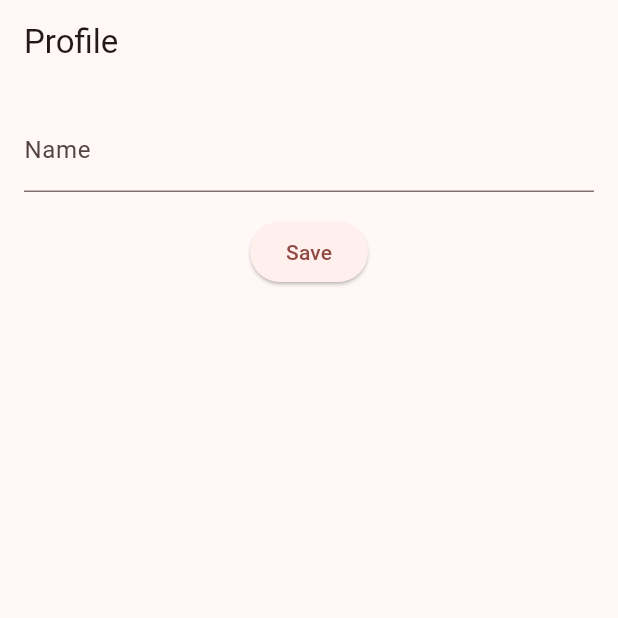
After one commit to Pythoenixx/alarm_walker, a Flutter app: the ProfileScreen screen opened by its route, after a tap on "Save", on a phone screen of 412 x 824 dp, the top half of it. The commit adds this screen. Run offline on Flutter 3.47's test engine with Material 3 defaults, Android fonts, the phone set to English and light mode, and no system bars; our stand-ins replace device_preview_plus, file_picker, firebase_auth, firebase_core, flutter_bloc, go_router and 5 more; missing offline and left inert: alarm, disable_battery_optimization, flutter_inset_box_shadow_update; accounts and stored records are empty; generated files the repository leaves out were written again.

Commit message:
adding user profile screen

```diff
--- a/lib/app_router.dart
+++ b/lib/app_router.dart
@@ -10,6 +10,7 @@ import 'package:alarm_walker/screens/database_screen.dart';
 import 'package:alarm_walker/screens/home.dart';
 import 'package:alarm_walker/screens/login_screen.dart';
 import 'package:alarm_walker/screens/math_alarm_screen.dart';
+import 'package:alarm_walker/screens/profile_screen.dart';
 import 'package:alarm_walker/screens/retype_alarm_screen.dart';
 import 'package:alarm_walker/screens/settings_screen.dart';
 import 'package:alarm_walker/screens/shake_alarm_screen.dart';
@@ -26,6 +27,7 @@ enum AppRoute {
   authenticate,
   home,
   addAlarm,
+  manageProfile,
   settings,
   alarmRinging,
   mathAlarm,
@@ -95,6 +97,11 @@ GoRouter createRouterWithStream(AlarmRepository repo) {
           final alarmModel = state.extra as AlarmModel?;
           return AddAlarmScreen(alarmModel: alarmModel);
         },
+      ),
+      GoRoute(
+        path: '/manageProfile',
+        name: AppRoute.manageProfile.name,
+        builder: (context, state) => const ProfileScreen(),
       ),
       GoRoute(
         path: '/settings',
--- a/lib/l10n/app_en.arb
+++ b/lib/l10n/app_en.arb
@@ -193,5 +193,9 @@
   "database": "Database (debug)",
   "@database": {
     "description": "Base of data"
+  },
+  "manageProfile": "Manage Profile",
+  "@manageProfile": {
+    "description": "To manage profile"
   }
 }
--- a/lib/main.dart
+++ b/lib/main.dart
@@ -4,9 +4,11 @@ import 'package:alarm_walker/extensions/context_extensions.dart';
 import 'package:alarm_walker/firebase_options.dart';
 import 'package:alarm_walker/l10n/generated/app_localizations.dart';
 import 'package:alarm_walker/models/alarm_repository.dart';
+import 'package:alarm_walker/models/user_profile_repository.dart';
 import 'package:alarm_walker/services/alarm_cubit.dart';
 import 'package:alarm_walker/services/alarm_database.dart';
 import 'package:alarm_walker/services/custom_sounds_cubit.dart';
+import 'package:alarm_walker/services/profile_cubit.dart';
 import 'package:alarm_walker/services/settings_cubit.dart';
 import 'package:alarm_walker/services/shared_prefs_with_cache.dart';
 import 'package:alarm_walker/theme/app_theme.dart';
@@ -35,6 +37,7 @@ class MyApp extends StatelessWidget {
   const MyApp({super.key});
 
   static final alarmRepo = AlarmRepository(AlarmDatabase.database);
+  static final profileRepo = UserProfileRepository(AlarmDatabase.database);
 
   static final GoRouter _router = createRouterWithStream(alarmRepo);
 
@@ -45,6 +48,9 @@ class MyApp extends StatelessWidget {
     return MultiBlocProvider(
       providers: [
         BlocProvider(create: (_) => AlarmCubit(alarmRepo)),
+        BlocProvider(
+          create: (_) => ProfileCubit(profileRepo)..loadProfile('local'),
+        ),
         BlocProvider(create: (_) => SettingsCubit()),
         BlocProvider(create: (_) => CustomSoundsCubit()),
       ],
--- /dev/null
+++ b/lib/models/user_profile_db_entry.dart
@@ -0,0 +1,29 @@
+class UserProfileDbEntry {
+  final String userId;
+  final String name;
+  final String language;
+  final String theme;
+
+  UserProfileDbEntry({
+    required this.userId,
+    required this.name,
+    required this.language,
+    required this.theme,
+  });
+
+  Map<String, dynamic> toMap() => {
+    'user_id': userId,
+    'name': name,
+    'language': language,
+    'theme': theme,
+  };
+
+  factory UserProfileDbEntry.fromMap(Map<String, dynamic> map) {
+    return UserProfileDbEntry(
+      userId: map['user_id'],
+      name: map['name'] ?? '',
+      language: map['language'] ?? 'en',
+      theme: map['theme'] ?? 'system',
+    );
+  }
+}
--- /dev/null
+++ b/lib/models/user_profile_model.dart
@@ -0,0 +1,22 @@
+class UserProfile {
+  final String userId;
+  final String name;
+  final String language;
+  final String theme;
+
+  const UserProfile({
+    required this.userId,
+    required this.name,
+    required this.language,
+    required this.theme,
+  });
+
+  UserProfile copyWith({String? name, String? language, String? theme}) {
+    return UserProfile(
+      userId: userId,
+      name: name ?? this.name,
+      language: language ?? this.language,
+      theme: theme ?? this.theme,
+    );
+  }
+}
--- /dev/null
+++ b/lib/models/user_profile_repository.dart
@@ -0,0 +1,48 @@
+import 'package:alarm_walker/models/user_profile_db_entry.dart';
+import 'package:alarm_walker/models/user_profile_model.dart';
+import 'package:sqflite/sqflite.dart';
+
+class UserProfileRepository {
+  final Database db;
+
+  UserProfileRepository(this.db);
+
+  Future<UserProfile?> getProfile(String userId) async {
+    final rows = await db.query(
+      'user_profile',
+      where: 'user_id = ?',
+      whereArgs: [userId],
+      limit: 1,
+    );
+
+    if (rows.isEmpty) return null;
+
+    final entry = UserProfileDbEntry.fromMap(rows.first);
+    return _toModel(entry);
+  }
+
+  Future<void> saveProfile(UserProfile profile) async {
+    final entry = _toDbEntry(profile);
+
+    await db.insert(
+      'user_profile',
+      entry.toMap(),
+      conflictAlgorithm: ConflictAlgorithm.replace,
+    );
+  }
+
+  // 🔁 Mapping
+  UserProfile _toModel(UserProfileDbEntry entry) => UserProfile(
+    userId: entry.userId,
+    name: entry.name,
+    language: entry.language,
+    theme: entry.theme,
+  );
+
+  UserProfileDbEntry _toDbEntry(UserProfile model) => UserProfileDbEntry(
+    userId: model.userId,
+    name: model.name,
+    language: model.language,
+    theme: model.theme,
+  );
+}
--- a/lib/screens/home.dart
+++ b/lib/screens/home.dart
@@ -291,6 +291,25 @@ class _HomeState extends State<Home> {
                                       ),
                                       const Spacer(),
                                       IconButton(
+                                        icon: const Icon(
+                                          Icons.supervised_user_circle,
+                                        ),
+                                        tooltip:
+                                            context.localization.manageProfile,
+                                        onPressed:
+                                            () => context.pushNamed(
+                                              AppRoute.manageProfile.name,
+                                            ),
+                                        style: IconButton.styleFrom(
+                                          foregroundColor:
+                                              isDark
+                                                  ? AppColors.darkBackgroundText
+                                                  : AppColors
+                                                      .lightBackgroundText,
+                                        ),
+                                      ),
+                                      const SizedBox(width: 8),
+                                      IconButton(
                                         icon: const Icon(Icons.settings),
                                         tooltip: context.localization.settings,
                                         onPressed:
@@ -305,7 +324,7 @@ class _HomeState extends State<Home> {
                                                       .lightBackgroundText,
                                         ),
                                       ),
-                                      const SizedBox(width: 15),
+                                      const SizedBox(width: 8),
                                     ],
                                   ),
                                   ...[
--- /dev/null
+++ b/lib/screens/profile_screen.dart
@@ -0,0 +1,63 @@
+import 'package:alarm_walker/models/user_profile_model.dart';
+import 'package:alarm_walker/services/profile_cubit.dart';
+import 'package:flutter/material.dart';
+import 'package:flutter_bloc/flutter_bloc.dart';
+
+class ProfileScreen extends StatefulWidget {
+  const ProfileScreen({super.key});
+
+  @override
+  State<ProfileScreen> createState() => _ProfileScreenState();
+}
+
+class _ProfileScreenState extends State<ProfileScreen> {
+  late TextEditingController _nameController;
+
+  @override
+  void initState() {
+    super.initState();
+    final profile = context.read<ProfileCubit>().state;
+    _nameController = TextEditingController(text: profile?.name ?? '');
+  }
+
+  @override
+  void dispose() {
+    _nameController.dispose();
+    super.dispose();
+  }
+
+  @override
+  Widget build(BuildContext context) {
+    return Scaffold(
+      appBar: AppBar(title: const Text('Profile')),
+      body: BlocBuilder<ProfileCubit, UserProfile?>(
+        builder: (context, profile) {
+          if (profile == null) {
+            return const Center(child: CircularProgressIndicator());
+          }
+
+          return Padding(
+            padding: const EdgeInsets.all(16),
+            child: Column(
+              children: [
+                TextField(
+                  controller: _nameController,
+                  decoration: const InputDecoration(labelText: 'Name'),
+                ),
+                const SizedBox(height: 16),
+                ElevatedButton(
+                  onPressed: () async {
+                    await context.read<ProfileCubit>().updateProfile(
+                      profile.copyWith(name: _nameController.text),
+                    );
+                  },
+                  child: const Text('Save'),
+                ),
+              ],
+            ),
+          );
+        },
+      ),
+    );
+  }
+}
--- /dev/null
+++ b/lib/services/profile_cubit.dart
@@ -0,0 +1,27 @@
+import 'package:alarm_walker/models/user_profile_model.dart';
+import 'package:alarm_walker/models/user_profile_repository.dart';
+import 'package:flutter_bloc/flutter_bloc.dart';
+
+class ProfileCubit extends Cubit<UserProfile?> {
+  final UserProfileRepository repository;
+
+  ProfileCubit(this.repository) : super(null);
+
+  Future<void> loadProfile(String userId) async {
+    final profile = await repository.getProfile(userId);
+    emit(
+      profile ??
+          UserProfile(
+            userId: userId,
+            name: '',
+            language: 'en',
+            theme: 'system',
+          ),
+    );
+  }
+
+  Future<void> updateProfile(UserProfile updated) async {
+    await repository.saveProfile(updated);
+    emit(updated);
+  }
+}
```
